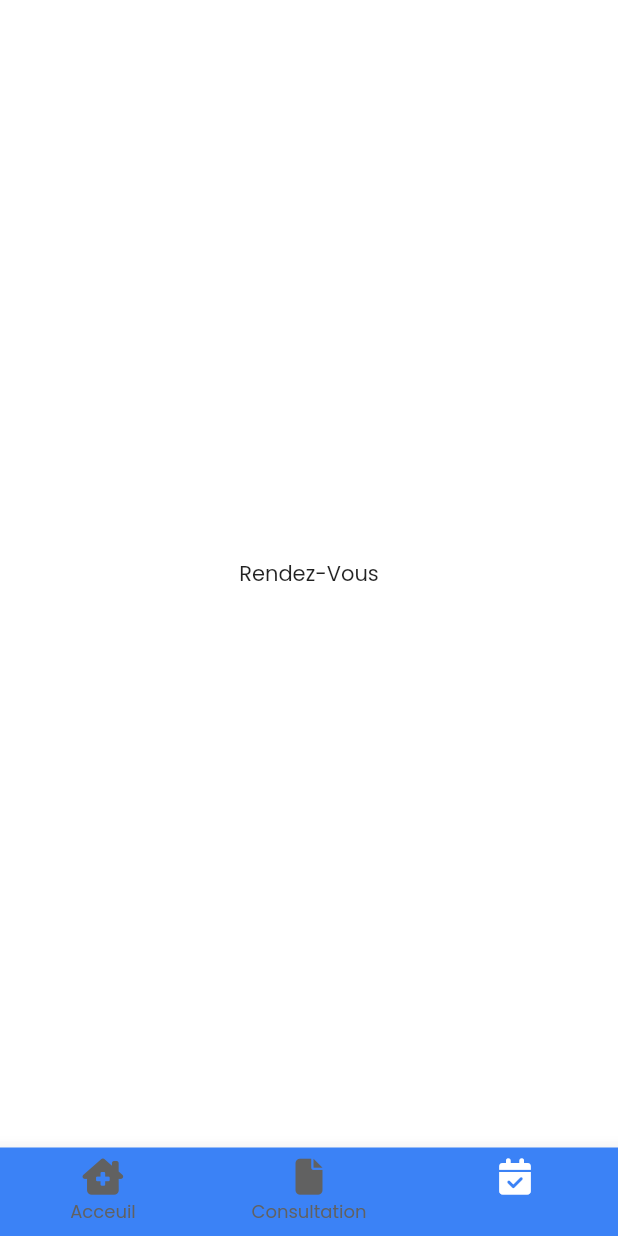
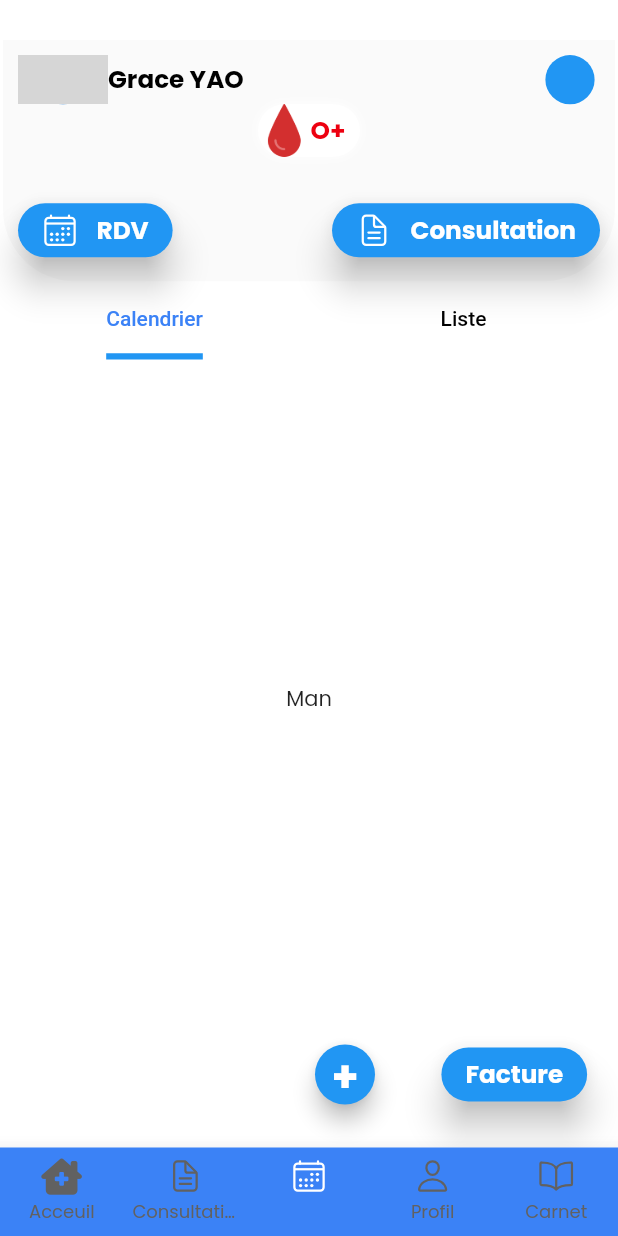
Before and after one commit to graceyaob/doctrosso, a Flutter app: the ContainerApp screen opened by its route, swiped to page 3, on a phone screen of 412 x 824 dp. Run offline on Flutter 3.47's test engine with Material 2 defaults, Android fonts, the phone set to English and light mode, and no system bars; our stand-ins replace flutter_svg, font_awesome_flutter, google_fonts, ionicons; grey boxes are pictures that could not be loaded.

Commit message:
conception de la page rendez-vous

```diff
--- /dev/null
+++ b/lib/components/buttonFacture.dart
@@ -0,0 +1,23 @@
+import 'package:flutter/material.dart';
+import 'package:doctrosso/utils/config.dart';
+
+class ButtonFacture extends StatelessWidget {
+  const ButtonFacture({super.key});
+
+  @override
+  Widget build(BuildContext context) {
+    return ElevatedButton(
+        style: ElevatedButton.styleFrom(
+          elevation: 10,
+          shape: RoundedRectangleBorder(
+            borderRadius: BorderRadius.circular(30),
+          ),
+        ),
+        onPressed: () {},
+        child: Text(
+          "Facture",
+          style: TextStyle(
+              fontWeight: FontWeight.bold, fontSize: Config.widthSize! * 0.04),
+        ));
+  }
+}
--- /dev/null
+++ b/lib/components/home/buttonIcon.dart
@@ -0,0 +1,40 @@
+import 'package:flutter/material.dart';
+import 'package:doctrosso/utils/config.dart';
+
+class ButtonIcon extends StatelessWidget {
+  final String title;
+  final Icon icon;
+  final VoidCallback onPressed;
+
+  const ButtonIcon(
+      {super.key,
+      required this.icon,
+      required this.title,
+      required this.onPressed});
+
+  @override
+  Widget build(BuildContext context) {
+    return ElevatedButton(
+        style: ElevatedButton.styleFrom(
+          elevation: 10,
+          shape: RoundedRectangleBorder(
+            borderRadius: BorderRadius.circular(30),
+          ),
+        ),
+        onPressed: onPressed,
+        child: Row(
+          children: [
+            icon,
+            SizedBox(
+              width: Config.widthSize * 0.03,
+            ),
+            Text(
+              title,
+              style: TextStyle(
+                  fontWeight: FontWeight.bold,
+                  fontSize: Config.widthSize! * 0.04),
+            )
+          ],
+        ));
+  }
+}
--- a/lib/components/home/welcome.dart
+++ b/lib/components/home/welcome.dart
@@ -1,14 +1,18 @@
+import 'package:doctrosso/components/home/buttonIcon.dart';
 import 'package:doctrosso/components/imageProfil.dart';
 import 'package:doctrosso/utils/config.dart';
 import 'package:flutter/material.dart';
 import 'package:ionicons/ionicons.dart';
 
 class Welcome extends StatelessWidget {
-  const Welcome({super.key});
+  const Welcome({super.key, required this.columnVisible});
+  final bool columnVisible;
 
   @override
   Widget build(BuildContext context) {
     double largeur = MediaQuery.of(context).size.width;
+    return LayoutBuilder(
+        builder: (BuildContext context, BoxConstraints constraints) {
       return Container(
         padding: const EdgeInsets.all(10),
         decoration: BoxDecoration(
@@ -17,7 +21,9 @@ class Welcome extends StatelessWidget {
                 bottomLeft: Radius.circular(50)),
             color: Colors.grey.withOpacity(0.05),
             border: Border.all(color: Colors.white, width: 2)),
-      height: Config.heightSize * 0.30,
+        height:
+            columnVisible ? Config.heightSize * 0.30 : Config.heightSize * 0.20,
+        width: constraints.maxWidth,
         child: Column(
           children: [
             //ligne des notifications
@@ -29,7 +35,7 @@ class Welcome extends StatelessWidget {
                   // image et nom
                   Row(
                     children: [
-                    CadrePhoto(raduis: 30),
+                      const CadrePhoto(raduis: 30),
                       text(Colors.black, "Grace YAO")
                     ],
                   ),
@@ -59,10 +65,13 @@ class Welcome extends StatelessWidget {
             ),
 
             //Mot de bienvenue
-          Column(
+            Visibility(
+              visible: columnVisible,
+              child: Column(
                 mainAxisAlignment: MainAxisAlignment.center,
                 children: [
-              text(const Color(0xFF655F5F), "Comment-Allez vous Aujourd'hui"),
+                  text(const Color(0xFF655F5F),
+                      "Comment-Allez vous Aujourd'hui"),
                   Row(
                     mainAxisAlignment: MainAxisAlignment.center,
                     children: [
@@ -72,18 +81,28 @@ class Welcome extends StatelessWidget {
                   ),
                 ],
               ),
-
+            ),
+            Config.spaceSmall,
             //bloc bouton
             Row(
               mainAxisAlignment: MainAxisAlignment.spaceBetween,
               children: [
-              button("RDV", const Icon(Icons.calendar_month_rounded)),
-              button("Consultation", const Icon(Ionicons.document_text_outline))
+                ButtonIcon(
+                  icon: const Icon(Ionicons.calendar_outline),
+                  title: "RDV",
+                  onPressed: () {},
+                ),
+                ButtonIcon(
+                  icon: const Icon(Ionicons.document_text_outline),
+                  title: "Consultation",
+                  onPressed: () {},
+                )
               ],
             )
           ],
         ),
       );
+    });
   }
 
   // Mes widgets
@@ -104,7 +123,7 @@ class Welcome extends StatelessWidget {
               width: Config.widthSize * 0.03,
             ),
             Text(
-              "$title",
+              title,
               style: TextStyle(
                   fontWeight: FontWeight.bold,
                   fontSize: Config.widthSize! * 0.04),
@@ -118,7 +137,7 @@ class Welcome extends StatelessWidget {
     String text,
   ) {
     return Text(
-      "$text ",
+      text,
       style: TextStyle(
           color: couleur,
           fontSize: Config.widthSize * 0.04,
--- a/lib/components/imageProfil.dart
+++ b/lib/components/imageProfil.dart
@@ -8,7 +8,7 @@ class CadrePhoto extends StatelessWidget {
   Widget build(BuildContext context) {
     return CircleAvatar(
       radius: raduis,
-      backgroundImage: AssetImage(
+      backgroundImage: const AssetImage(
         "assets/images/portrait_femme.jpg",
       ),
     );
--- a/lib/pages/containerApp.dart
+++ b/lib/pages/containerApp.dart
@@ -4,6 +4,7 @@ import 'package:doctrosso/pages/home.dart';
 import 'package:doctrosso/pages/profil.dart';
 import 'package:doctrosso/pages/rendezVous.dart';
 import 'package:flutter/material.dart';
+import 'package:ionicons/ionicons.dart';
 import 'package:font_awesome_flutter/font_awesome_flutter.dart';
 
 class ContainerApp extends StatefulWidget {
@@ -50,10 +51,14 @@ class _ContainerAppState extends State<ContainerApp> {
               icon: FaIcon(FontAwesomeIcons.houseChimneyMedical),
               label: "Acceuil"),
           BottomNavigationBarItem(
-              icon: FaIcon(FontAwesomeIcons.solidFile), label: "Consultation"),
+              icon: Icon(Ionicons.document_text_outline),
+              label: "Consultation"),
           BottomNavigationBarItem(
-              icon: FaIcon(FontAwesomeIcons.solidCalendarCheck),
-              label: "Rendez-vous"),
+              icon: Icon(Ionicons.calendar_outline), label: "Rendez-vous"),
+          BottomNavigationBarItem(
+              icon: Icon(Ionicons.person_outline), label: "Profil"),
+          BottomNavigationBarItem(
+              icon: Icon(Ionicons.book_outline), label: "Carnet"),
         ],
       ),
     );
--- a/lib/pages/rendezVous.dart
+++ b/lib/pages/rendezVous.dart
@@ -1,3 +1,6 @@
+import 'package:doctrosso/components/buttonFacture.dart';
+import 'package:doctrosso/components/home/welcome.dart';
+import 'package:doctrosso/utils/config.dart';
 import 'package:flutter/material.dart';
 
 class AppointPage extends StatefulWidget {
@@ -10,10 +13,71 @@ class AppointPage extends StatefulWidget {
 class _AppointPageState extends State<AppointPage> {
   @override
   Widget build(BuildContext context) {
-    return const Scaffold(
-      body: Center(
-        child: Text("Rendez-Vous"),
-      ),
+    return DefaultTabController(
+      length: 2,
+      child: Scaffold(
+          body: Padding(
+        padding: EdgeInsets.symmetric(vertical: Config.widthSize * 0.06),
+        child: Column(
+          crossAxisAlignment: CrossAxisAlignment.start,
+          children: [
+            Welcome(columnVisible: false),
+            Expanded(
+              // Utilisez Expanded pour que TabBarView occupe tout l'espace vertical disponible
+              child: Column(
+                children: [
+                  TabBar(
+                    unselectedLabelColor: Colors.black,
+                    indicatorWeight: Config.heightSize * 0.005,
+                    indicatorSize: TabBarIndicatorSize.label,
+                    labelColor: Config.couleurPrincipale,
+                    tabs: [
+                      Tab(
+                        text: "Calendrier",
+                      ),
+                      Tab(text: 'Liste'),
+                    ],
+                  ),
+                  Expanded(
+                    // Utilisez Expanded pour que TabBarView occupe tout l'espace vertical disponible
+                    child: TabBarView(
+                      children: [
+                        Center(
+                          child: Text("Man"),
+                        ),
+                        Center(
+                          child: Text("pap"),
+                        ),
+                      ],
+                    ),
+                  ),
+                ],
+              ),
+            ),
+            Padding(
+              padding: EdgeInsets.only(
+                  left: Config.widthSize * 0.50,
+                  right: Config.widthSize * 0.05),
+              child: Row(
+                mainAxisAlignment: MainAxisAlignment.spaceBetween,
+                children: [
+                  FloatingActionButton(
+                    mini: true,
+                    onPressed: () {},
+                    child: Text(
+                      "+",
+                      style: TextStyle(
+                          fontSize: Config.widthSize * 0.07,
+                          fontWeight: FontWeight.bold),
+                    ),
+                  ),
+                  ButtonFacture()
+                ],
+              ),
+            )
+          ],
+        ),
+      )),
     );
   }
 }
```
Also changed, not shown: lib/components/home/containerImage.dart (+10 -6 lines), lib/components/rendez-vous/navigationRDV.dart (added, +41 -0 lines), lib/pages/home.dart (+41 -2 lines), assets/images/formegros.png (added), assets/images/haltere.png (added), assets/images/sucre.png (added), assets/images/taille.png (added). Lines whose indentation alone changed are shown as unchanged.
